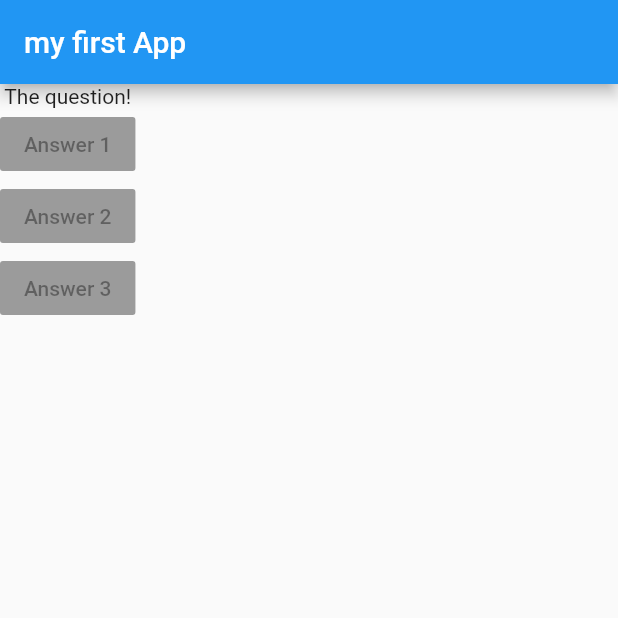
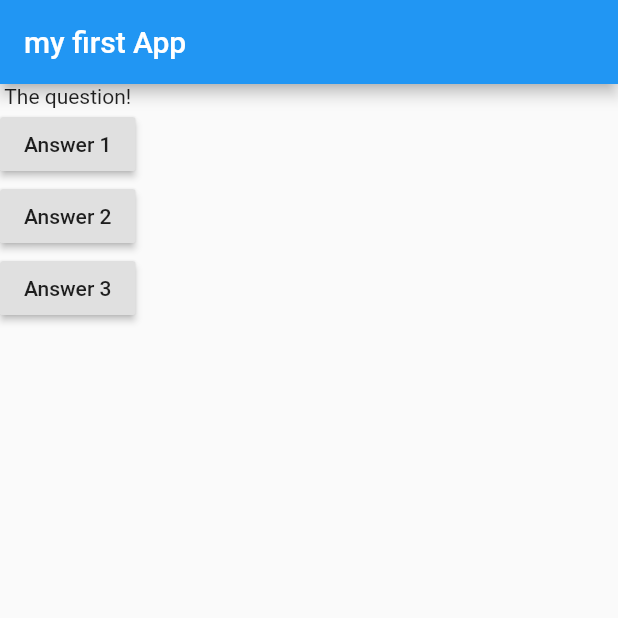
Before and after one commit to MohamedBouarada/Flutter, a Flutter app: the screen it shows after launch, on a phone screen of 412 x 824 dp, the top half of it. Run offline on Flutter 3.47's test engine with Material 2 defaults, Android fonts, the phone set to English and light mode, and no system bars.

Commit message:
Connecting functions And buttons + Anonymous functions

```diff
--- a/lib/main.dart
+++ b/lib/main.dart
@@ -1,8 +1,14 @@
+// ignore_for_file: deprecated_member_use
+
 import 'package:flutter/material.dart';
 
 void main() => runApp(MyApp());
 
 class MyApp extends StatelessWidget {
+  void answerQuestion() {
+    print('answer chosen');
+  }
+
   @override
   Widget build(BuildContext context) {
     var questions = [
@@ -18,9 +24,21 @@ class MyApp extends StatelessWidget {
         body: Column(
           children: [
             Text('The question!'),
-            RaisedButton(child: Text('Answer 1'), onPressed: null),
-            RaisedButton(child: Text('Answer 2'), onPressed: null),
-            RaisedButton(child: Text('Answer 3'), onPressed: null),
+            RaisedButton(
+              child: Text('Answer 1'),
+              onPressed: answerQuestion,
+            ),
+            RaisedButton(
+              child: Text('Answer 2'),
+              onPressed: () => print('Answer 2 chosen!'),
+            ),
+            RaisedButton(
+              child: Text('Answer 3'),
+              onPressed: () {
+                //...
+                print('Answer 3 chosen!');
+              },
+            ),
           ],
         ),
       ),
```
